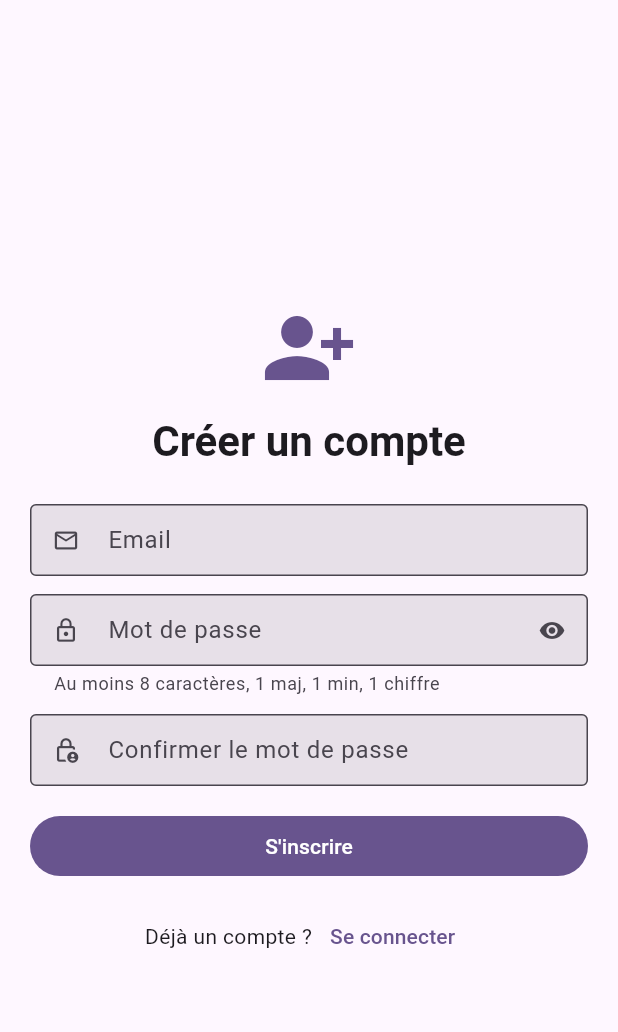
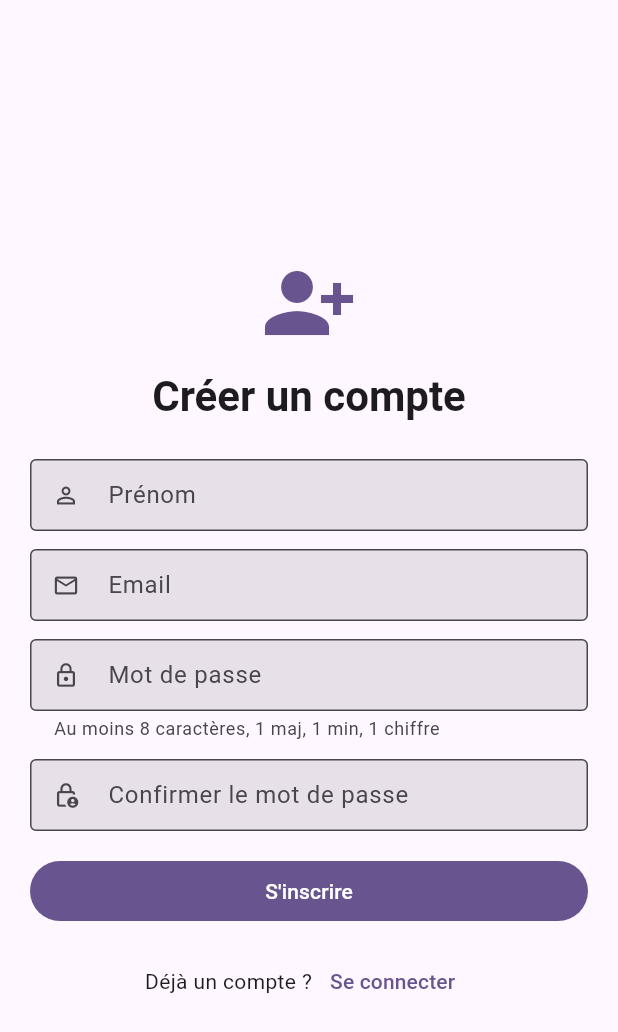
Before and after one commit to marieesss/flutter-todo-list, a Flutter app: the RegisterPage screen opened directly, on a phone screen of 412 x 824 dp. Shown: the top 1032 px of the screen. Run offline on Flutter 3.47's test engine with Material 3 defaults, Android fonts, the phone set to English and light mode, and no system bars; our stand-ins replace cloud_firestore, firebase_auth, firebase_core; accounts and stored records are empty.

```diff
--- a/lib/screens/auth/LoginRegister.dart
+++ b/lib/screens/auth/LoginRegister.dart
@@ -126,7 +126,6 @@ class _LoginPageState extends State<LoginPage> {
                         const Spacer(),
                         TextButton(
                           onPressed: () {
-                            // TODO (plus tard) : reset password Firebase
                             _showError("Mot de passe oublié — à brancher.");
                           },
                           child: const Text("Mot de passe oublié ?"),
@@ -179,6 +178,7 @@ class RegisterPage extends StatefulWidget {
 
 class _RegisterPageState extends State<RegisterPage> {
   final _formKey = GlobalKey<FormState>();
+  final _nameCtrl = TextEditingController();   // 👈 NEW
   final _emailCtrl = TextEditingController();
   final _pwdCtrl = TextEditingController();
   final _pwd2Ctrl = TextEditingController();
@@ -189,10 +189,17 @@ class _RegisterPageState extends State<RegisterPage> {
 
   @override
   void dispose() {
+    _nameCtrl.dispose();   // 👈 NEW
     _emailCtrl.dispose();
     _pwdCtrl.dispose();
     _pwd2Ctrl.dispose();
     super.dispose();
+  }
+
+  String? _nameValidator(String? v) {        // 👈 NEW
+    if (v == null || v.trim().isEmpty) return "Prenom requis";
+    if (v.trim().length < 2) return "Prénom trop court";
+    return null;
   }
 
   String? _emailValidator(String? v) {
@@ -225,6 +232,7 @@ class _RegisterPageState extends State<RegisterPage> {
       await _auth.signUp(
         email: _emailCtrl.text.trim(),
         password: _pwdCtrl.text,
+        name: _nameCtrl.text.trim(),     // 👈 NEW (passage du nom au service)
       );
       if (!mounted) return;
       Navigator.of(context).pushAndRemoveUntil(
@@ -266,6 +274,20 @@ class _RegisterPageState extends State<RegisterPage> {
                       style: theme.textTheme.headlineMedium?.copyWith(fontWeight: FontWeight.w600),
                     ),
                     const SizedBox(height: 24),
+
+                    // -------- Champ Nom (NEW) --------
+                    TextFormField(
+                      controller: _nameCtrl,
+                      textCapitalization: TextCapitalization.words,
+                      decoration: const InputDecoration(
+                        labelText: "Prénom",
+                        prefixIcon: Icon(Icons.person_outline),
+                        border: OutlineInputBorder(),
+                      ),
+                      validator: _nameValidator,
+                    ),
+                    const SizedBox(height: 12),
+
                     TextFormField(
                       controller: _emailCtrl,
                       keyboardType: TextInputType.emailAddress,
@@ -280,15 +302,11 @@ class _RegisterPageState extends State<RegisterPage> {
                     TextFormField(
                       controller: _pwdCtrl,
                       obscureText: _obscure,
-                      decoration: InputDecoration(
+                      decoration: const InputDecoration(
                         labelText: "Mot de passe",
-                        prefixIcon: const Icon(Icons.lock_outline),
-                        border: const OutlineInputBorder(),
+                        prefixIcon: Icon(Icons.lock_outline),
+                        border: OutlineInputBorder(),
                         helperText: "Au moins 8 caractères, 1 maj, 1 min, 1 chiffre",
-                        suffixIcon: IconButton(
-                          onPressed: () => setState(() => _obscure = !_obscure),
-                          icon: Icon(_obscure ? Icons.visibility : Icons.visibility_off),
-                        ),
                       ),
                       validator: _pwdValidator,
                     ),
```
Also changed, not shown: lib/services/auth_service.dart (+48 -23 lines).
